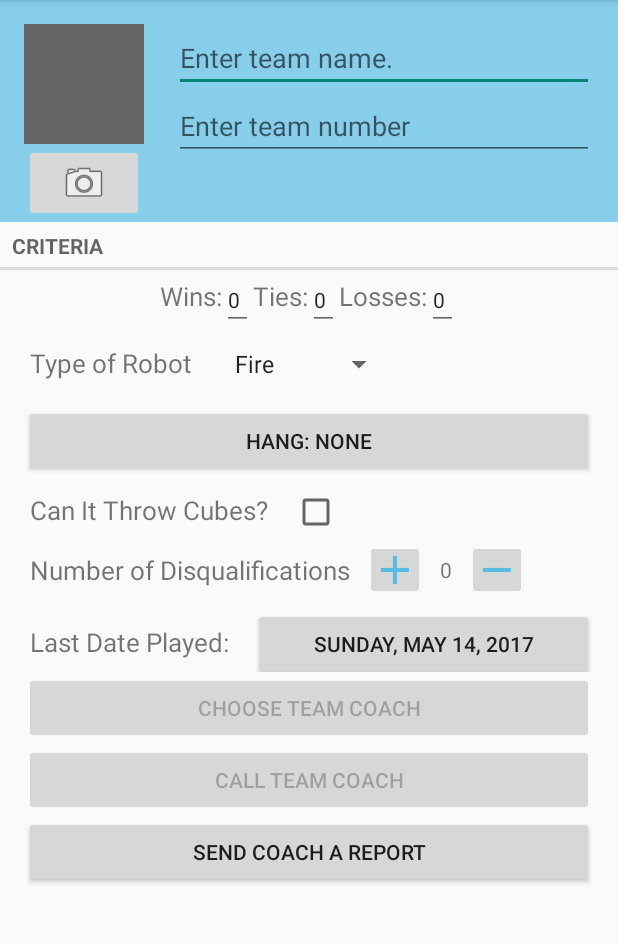
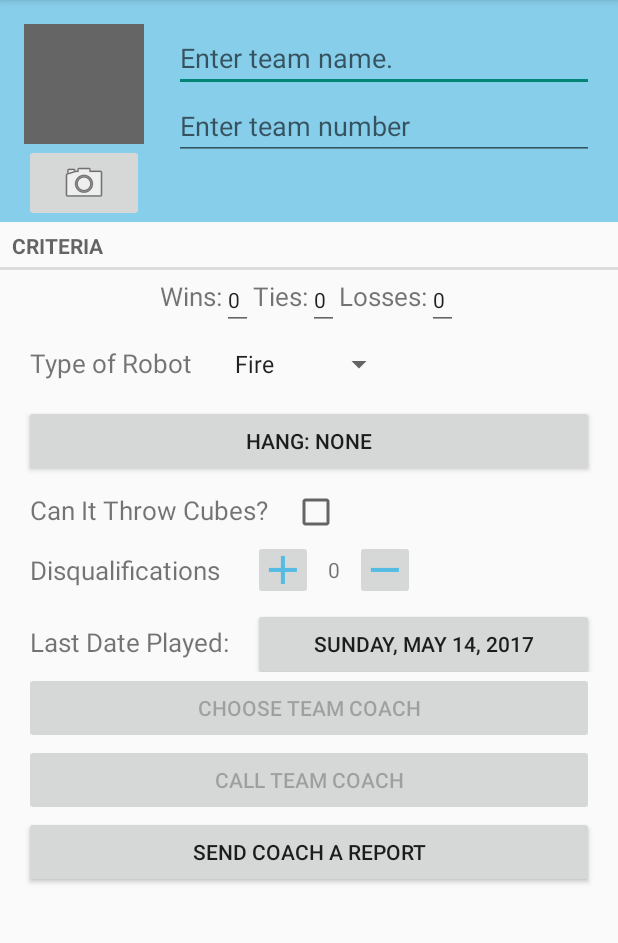
Before and after one commit to 1MmM1/TeamScouter, an Android app: the screen it shows after launch (TeamPagerActivity), after a tap on "NEW TEAM", on a phone screen of 412 x 824 dp, the part 84-1027 px from its top. Run offline under Robolectric (Android 15) with nearby library versions, the phone set to English and light mode, and no system bars.

Commit message:
Shifting DQs button

```diff
--- a/app/src/main/res/layout/fragment_team.xml
+++ b/app/src/main/res/layout/fragment_team.xml
@@ -141,7 +141,7 @@
             android:textSize="17dp"
             android:paddingLeft="20dp"
             android:layout_gravity="center_vertical"
-            android:paddingRight="10dp"/>
+            android:paddingRight="22dp"/>
 
         <ImageButton
             android:id="@+id/add_disquals_button"
--- a/app/src/main/res/values/strings.xml
+++ b/app/src/main/res/values/strings.xml
@@ -47,7 +47,7 @@
         <item>Defensive</item>
     </string-array>
 
-    <string name="disquals_title">Number of Disqualifications"</string>
+    <string name="disquals_title">Disqualifications"</string>
     <string name="disquals_text">%1$s</string>
     <string name="win_loss_ties">%1$s - %2$s - %3$s</string>
     <string name="rank">%1$s</string>
```
